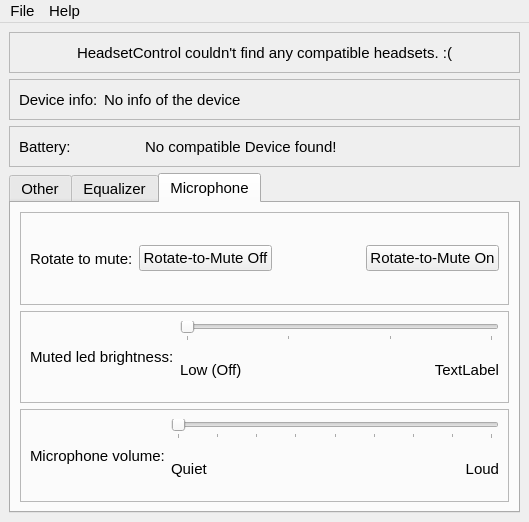
LeoKlaus/HeadsetControl-GUI, file mainwindow.ui: the form before one commit.
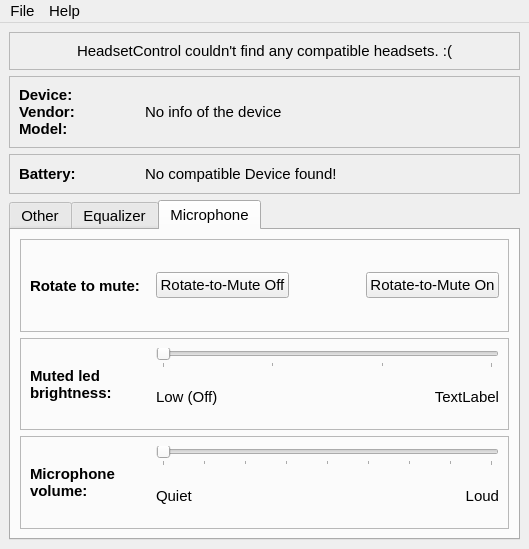
The form after the commit. The open tabs and pages were chosen to show the change. Icons and pictures are not drawn.

Commit message: Added option to select to display another device (Untested)

```diff
--- a/mainwindow.ui
+++ b/mainwindow.ui
@@ -7,7 +7,7 @@
     <x>0</x>
     <y>0</y>
     <width>529</width>
-    <height>522</height>
+    <height>537</height>
    </rect>
   </property>
   <property name="sizePolicy">
@@ -138,8 +138,22 @@
            <verstretch>0</verstretch>
           </sizepolicy>
          </property>
+         <property name="minimumSize">
+          <size>
+           <width>120</width>
+           <height>0</height>
+          </size>
+         </property>
+         <property name="font">
+          <font>
+           <pointsize>11</pointsize>
+           <bold>true</bold>
+          </font>
+         </property>
          <property name="text">
-          <string>Device info:</string>
+          <string>Device:
+Vendor:
+Model:</string>
          </property>
         </widget>
        </item>
@@ -246,6 +260,12 @@
            <height>16777215</height>
           </size>
          </property>
+         <property name="font">
+          <font>
+           <pointsize>11</pointsize>
+           <bold>true</bold>
+          </font>
+         </property>
          <property name="text">
           <string>Battery:</string>
          </property>
@@ -917,6 +937,18 @@
                <verstretch>0</verstretch>
               </sizepolicy>
              </property>
+             <property name="minimumSize">
+              <size>
+               <width>120</width>
+               <height>0</height>
+              </size>
+             </property>
+             <property name="font">
+              <font>
+               <pointsize>11</pointsize>
+               <bold>true</bold>
+              </font>
+             </property>
              <property name="text">
               <string>Rotate to mute:</string>
              </property>
@@ -972,6 +1004,21 @@
                <verstretch>0</verstretch>
               </sizepolicy>
              </property>
+             <property name="minimumSize">
+              <size>
+               <width>120</width>
+               <height>0</height>
+              </size>
+             </property>
+             <property name="font">
+              <font>
+               <pointsize>11</pointsize>
+               <bold>true</bold>
+              </font>
+             </property>
+             <property name="autoFillBackground">
+              <bool>false</bool>
+             </property>
              <property name="text">
               <string>Muted led brightness:</string>
              </property>
@@ -1060,6 +1107,18 @@
                <verstretch>0</verstretch>
               </sizepolicy>
              </property>
+             <property name="minimumSize">
+              <size>
+               <width>120</width>
+               <height>0</height>
+              </size>
+             </property>
+             <property name="font">
+              <font>
+               <pointsize>11</pointsize>
+               <bold>true</bold>
+              </font>
+             </property>
              <property name="text">
               <string>Microphone volume:</string>
              </property>
```
Left out of the diff: 70 changed lines with no effect on the pictures. The commit also changes 2 other files.
